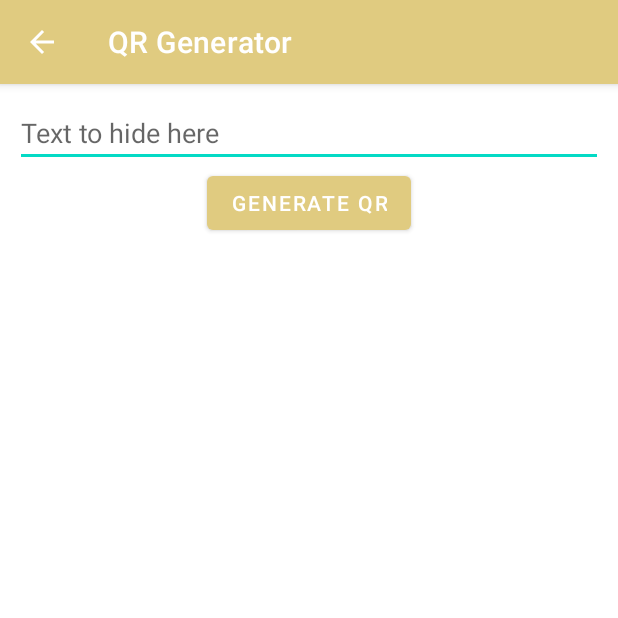
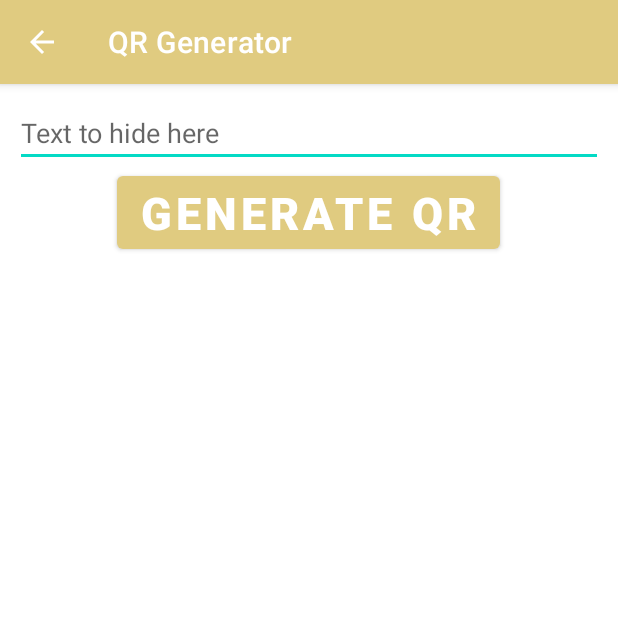
Before and after one commit to kylehustek/stegosaur, an Android app: the QRGen screen opened directly, with no data from a screen before it, on a phone screen of 412 x 824 dp, the top half of it. Run offline under Robolectric (Android 15) with nearby library versions, the phone set to English and light mode, and no system bars.

Commit message:
Update activity_q_r_gen.xml

```diff
--- a/app/src/main/res/layout/activity_q_r_gen.xml
+++ b/app/src/main/res/layout/activity_q_r_gen.xml
@@ -22,6 +22,8 @@
         android:id="@+id/qr_create_button"
         android:layout_gravity="center_horizontal"
         android:text="@string/generate_qr"
+        android:textSize="30sp"
+        android:textStyle="bold"
         />
 
     <ImageView
```
